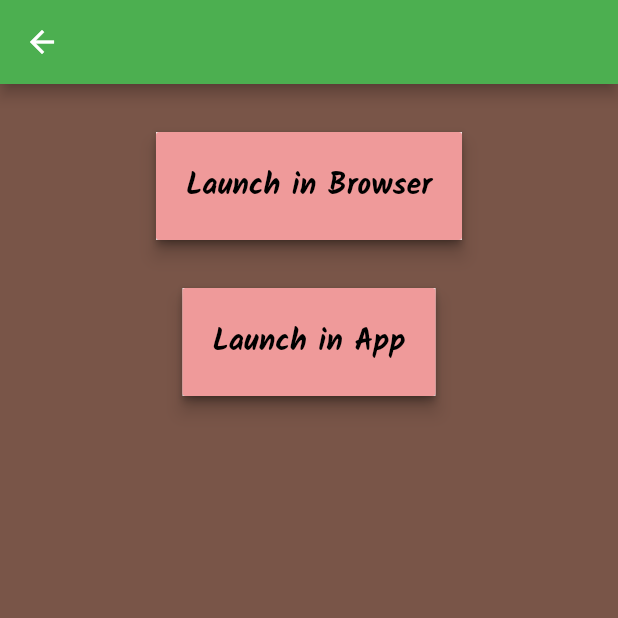
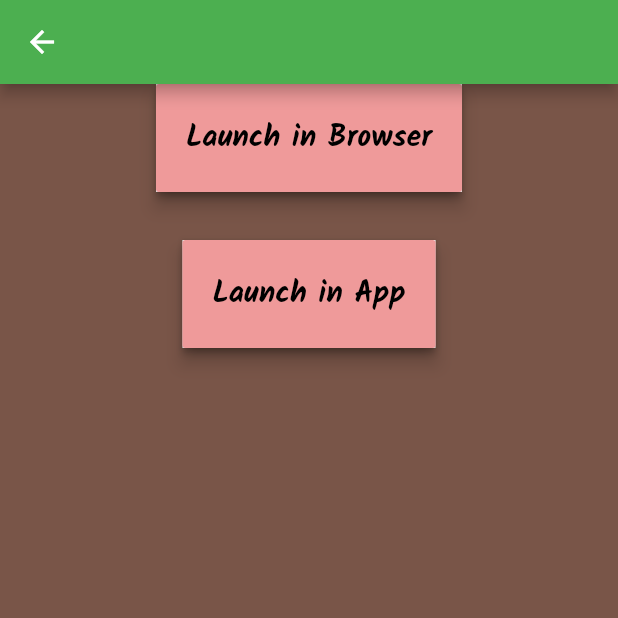
Before and after one commit to KnitidCeladon23/my_expiree_app, a Flutter app: the URLLauncher screen opened directly with empty values, on a phone screen of 412 x 824 dp, the top half of it. Run offline on Flutter 3.47's test engine with Material 2 defaults, Android fonts, the phone set to English and light mode, and no system bars; our stand-ins replace cloud_firestore, firebase_auth, flutter_local_notifications, google_fonts, rxdart, table_calendar; missing offline and left inert: firebase_helpers; accounts and stored records are empty.

Commit message:
adjust buttons to center

```diff
--- a/lib/screens/urlLauncher.dart
+++ b/lib/screens/urlLauncher.dart
@@ -116,11 +116,11 @@ class _URLLauncherState extends State<URLLauncher> {
           ),
         ),
       ),
-      body: Container(
+      body: Center(
+        child: Container(
           color: Colors.brown,
           child: ListView(
             children: <Widget>[
-            const Padding(padding: EdgeInsets.all(16.0)),
               Column(
                 mainAxisAlignment: MainAxisAlignment.center,
                 children: <Widget>[
@@ -164,6 +164,7 @@ class _URLLauncherState extends State<URLLauncher> {
             ],
           ),
         ),
+      ),
     );
   }
 }
```
Lines whose indentation alone changed are shown as unchanged.
